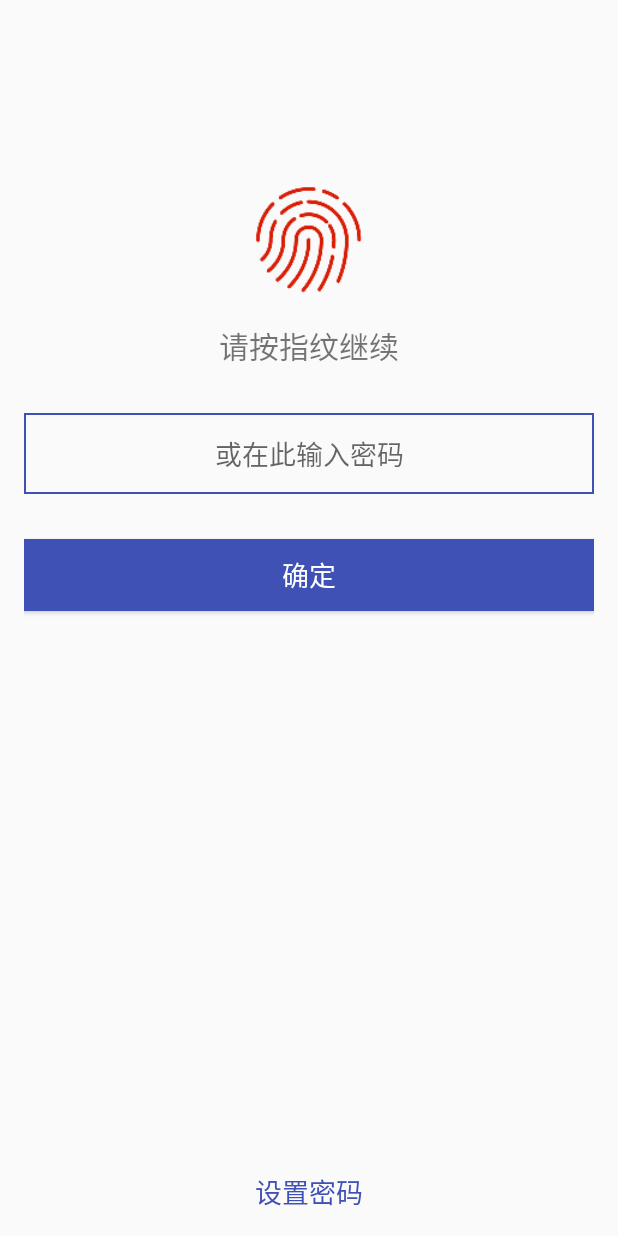
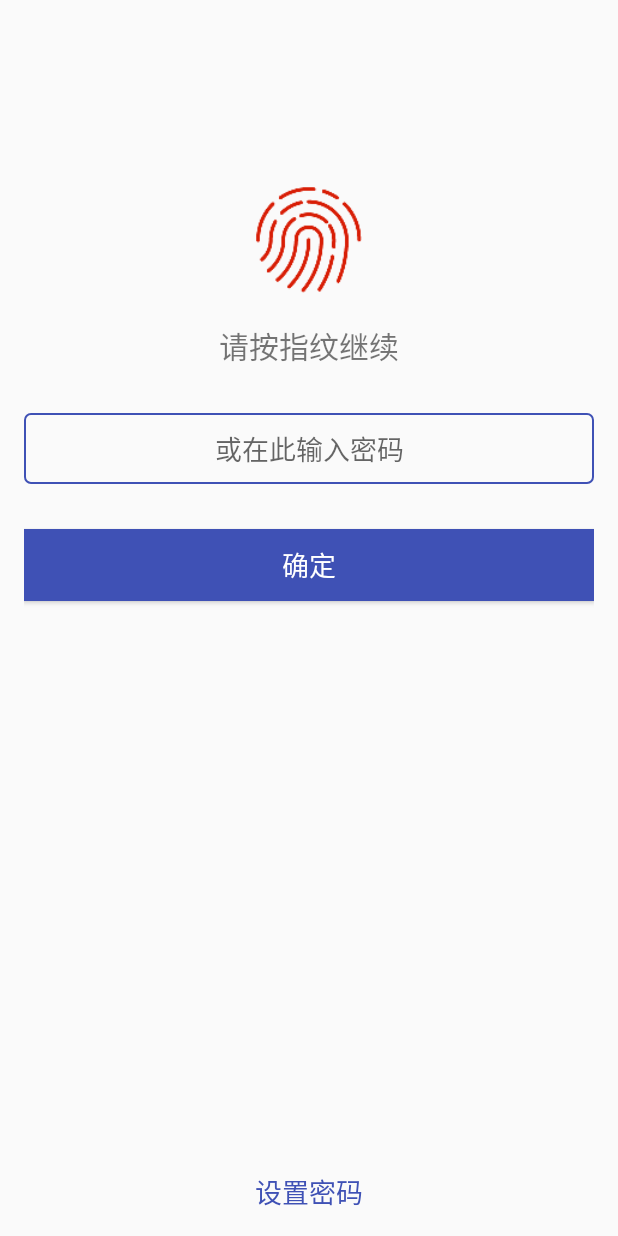
Before and after one commit to zhangqixiang-sh/PasswordManager, an Android app: the screen it shows after launch (CheckInActivity), on a phone screen of 412 x 824 dp. Run offline under Robolectric (Android 15) with nearby library versions, the phone set to English and light mode, and no system bars; our stand-ins replace ButterKnife, EventBus.

```diff
--- a/app/src/main/java/com/zqx/mypwd/adapter/AccountAdapter.java
+++ b/app/src/main/java/com/zqx/mypwd/adapter/AccountAdapter.java
@@ -41,7 +41,7 @@ public class AccountAdapter extends SwipeMenuAdapter<AccountAdapter.ViewHolder>
         AccountBean bean = mDatas.get(position);
         holder.mTvServer.setText(bean.server);
         holder.mTvName.setText("账号: " + bean.name);
-        if (GlobalData.getHidePwd()) {
+        if (GlobalData.isHidePwd()) {
             holder.mTvPwd.setText("密码: *********");
         } else {
             holder.mTvPwd.setText("密码: " + bean.pwd);
--- a/app/src/main/java/com/zqx/mypwd/ui/activity/BaseActivity.java
+++ /dev/null
@@ -1,34 +0,0 @@
-package com.zqx.mypwd.ui.activity;
-
-import android.app.Activity;
-import android.content.Intent;
-import android.os.Bundle;
-import android.support.annotation.LayoutRes;
-import android.support.annotation.Nullable;
-import android.support.v7.app.AppCompatActivity;
-
-import butterknife.ButterKnife;
-
-/**
- * Created by ZhangQixiang on 2017/2/12.
- */
-public abstract class BaseActivity extends AppCompatActivity {
-    @Override
-    protected void onCreate(@Nullable Bundle savedInstanceState) {
-        super.onCreate(savedInstanceState);
-        setContentView(getLayout());
-        ButterKnife.bind(this);
-    }
-
-    @LayoutRes
-    protected abstract int getLayout();
-
-    protected void startActivity(Class<? extends Activity> clazz, boolean finish) {
-        startActivity(new Intent(this, clazz));
-        if (finish) {
-            finish();
-        }
-    }
-
-
-}
--- a/app/src/main/java/com/zqx/mypwd/ui/activity/CheckInActivity.java
+++ b/app/src/main/java/com/zqx/mypwd/ui/activity/CheckInActivity.java
@@ -1,12 +1,14 @@
 package com.zqx.mypwd.ui.activity;
 
 import android.Manifest;
+import android.content.Intent;
 import android.content.pm.PackageManager;
 import android.hardware.fingerprint.FingerprintManager;
 import android.os.Build;
 import android.os.Bundle;
 import android.support.annotation.RequiresApi;
 import android.support.v4.app.ActivityCompat;
+import android.support.v7.app.AppCompatActivity;
 import android.text.TextUtils;
 import android.view.KeyEvent;
 import android.view.View;
@@ -27,23 +29,22 @@ import org.greenrobot.eventbus.Subscribe;
 import java.lang.ref.WeakReference;
 
 import butterknife.BindView;
+import butterknife.ButterKnife;
 import butterknife.OnClick;
 
-public class CheckInActivity extends BaseActivity implements TextView.OnEditorActionListener {
+public class CheckInActivity extends AppCompatActivity implements TextView.OnEditorActionListener {
 
     public String mPwd;
     @BindView(R.id.et_pwd)
     EditText mEtPwd;
     private FingerprintManager mFinManager;
 
-    @Override
-    protected int getLayout() {
-        return R.layout.activity_check_in;
-    }
 
     @Override
     protected void onCreate(Bundle savedInstanceState) {
         super.onCreate(savedInstanceState);
+        setContentView(R.layout.activity_check_in);
+        ButterKnife.bind(this);
         mEtPwd.setOnEditorActionListener(this);
         EventBus.getDefault().register(this);
     }
@@ -125,7 +126,8 @@ public class CheckInActivity extends BaseActivity implements TextView.OnEditorAc
             return;
         }
         if (TextUtils.equals(mPwd, pwd)) {
-            startActivity(AccountsActivity.class, true);
+            startActivity(new Intent(this, AccountsActivity.class));
+            finish();
         } else {
             ToastUtil.show("密码不正确");
         }
@@ -142,7 +144,7 @@ public class CheckInActivity extends BaseActivity implements TextView.OnEditorAc
 
     //防止内存泄漏
     @RequiresApi(api = Build.VERSION_CODES.M)
-    static class AuthCallback extends FingerprintManager.AuthenticationCallback {
+     static class AuthCallback extends FingerprintManager.AuthenticationCallback {
 
         WeakReference<CheckInActivity> mActivity;
 
@@ -155,7 +157,8 @@ public class CheckInActivity extends BaseActivity implements TextView.OnEditorAc
             super.onAuthenticationSucceeded(result);
             CheckInActivity activity = mActivity.get();
             if (activity != null) {
-                activity.startActivity(AccountsActivity.class, true);
+                activity.startActivity(new Intent(activity, AccountsActivity.class));
+                activity.finish();
             }
 
         }
--- a/app/src/main/res/drawable/shape_frame_et.xml
+++ b/app/src/main/res/drawable/shape_frame_et.xml
@@ -2,7 +2,7 @@
 <shape xmlns:android="http://schemas.android.com/apk/res/android"
     android:shape="rectangle">
     <stroke
-        android:color="@color/colorPrimary"
-        android:width="1.5dp" />
-
+        android:width="1dp"
+        android:color="@color/colorPrimary" />
+    <corners android:radius="4dp" />
 </shape>
--- a/app/src/main/res/drawable/shape_frame_gray.xml
+++ b/app/src/main/res/drawable/shape_frame_gray.xml
@@ -4,5 +4,6 @@
     <stroke
         android:color="@color/gray_aa"
         android:width="1px" />
+    <solid android:color="@android:color/white" />
     <corners android:radius="5dp" />
 </shape>
--- a/app/src/main/res/layout/activity_check_in.xml
+++ b/app/src/main/res/layout/activity_check_in.xml
@@ -23,7 +23,7 @@
 
     <EditText
         android:maxLines="1"
-        android:inputType="text"
+        android:inputType="textPassword"
         android:imeOptions="actionDone"
         android:id="@+id/et_pwd"
         android:layout_width="match_parent"
@@ -32,7 +32,7 @@
         android:background="@drawable/shape_frame_et"
         android:gravity="center"
         android:hint="或在此输入密码"
-        android:padding="13dp" />
+        android:padding="10dp" />
 
     <Button
         android:id="@+id/btn_confirm"
```
Also changed, not shown: app/src/main/java/com/zqx/mypwd/global/GlobalData.java (+5 -5 lines), app/src/main/java/com/zqx/mypwd/ui/activity/AccountsActivity.java (+56 -10 lines), app/src/main/res/layout/activity_accounts.xml (+30 -4 lines), app/src/main/res/mipmap-xxhdpi/more.png (added).
